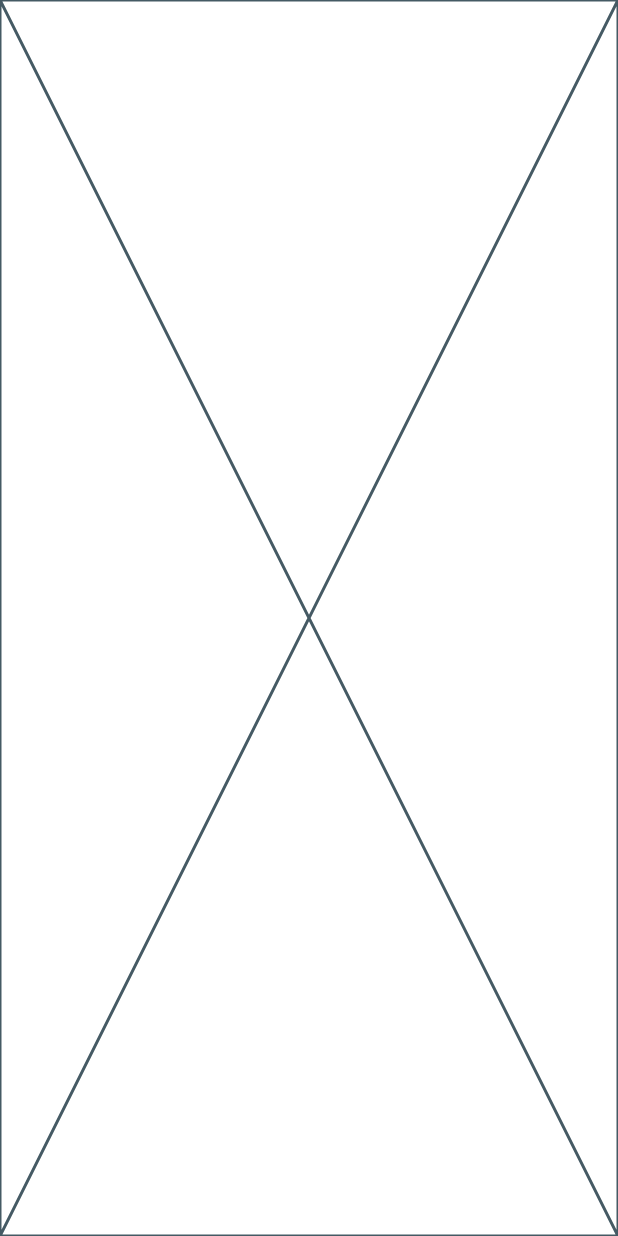
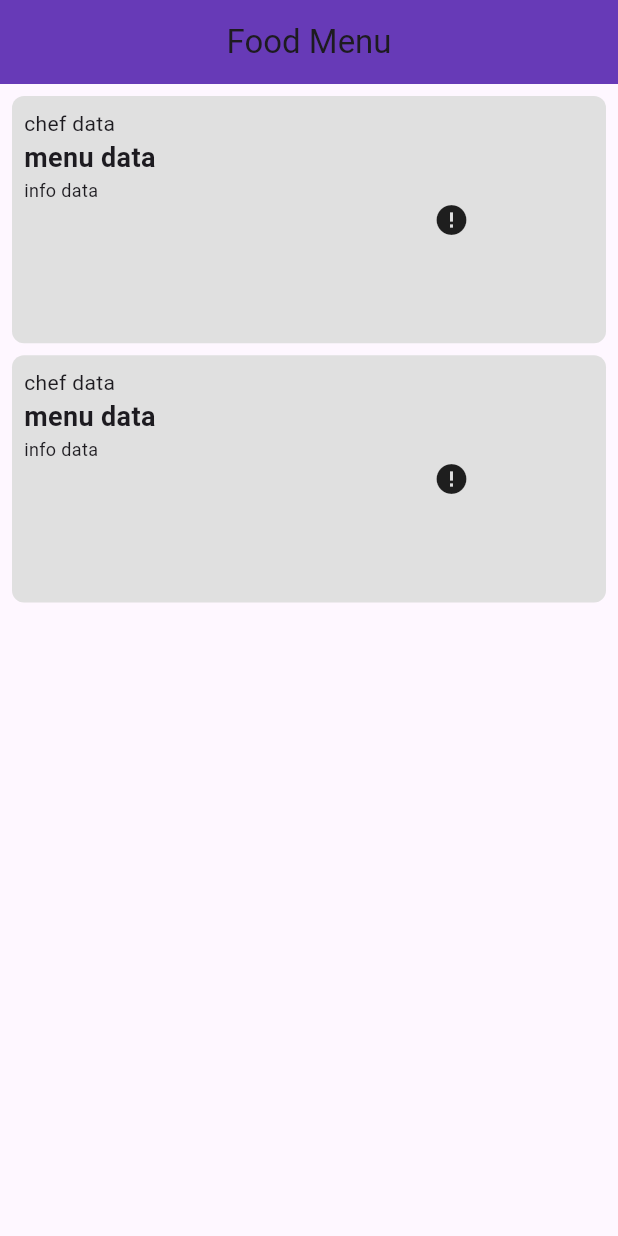
Before and after one commit to ParadornR/flutter_firebase_mini_project, a Flutter app: the screen it shows after launch, on a phone screen of 412 x 824 dp. Run offline on Flutter 3.47's test engine with Material 3 defaults, Android fonts, the phone set to English and light mode, and no system bars; network calls fail.

Commit message:
[mix]"create home page ui"

```diff
--- a/lib/app/ui/home.dart
+++ b/lib/app/ui/home.dart
@@ -10,6 +10,64 @@ class Home extends StatefulWidget {
 class _HomeState extends State<Home> {
   @override
   Widget build(BuildContext context) {
-    return const Placeholder();
+    return Scaffold(
+      appBar: AppBar(
+        title: Text("Food Menu"),
+        centerTitle: true,
+        backgroundColor: Colors.deepPurple,
+      ),
+      body: Padding(
+        padding: const EdgeInsets.all(8.0),
+        child: ListView.separated(
+          itemCount: 2,
+          separatorBuilder: (context, index) => SizedBox(height: 8),
+          itemBuilder: (context, index) {
+            return Container(
+              padding: EdgeInsets.all(8),
+              decoration: BoxDecoration(
+                color: Colors.grey.shade300,
+                borderRadius: BorderRadius.circular(8),
+              ),
+              height: MediaQuery.of(context).size.height * 0.2,
+              width: MediaQuery.of(context).size.width,
+              child: Row(
+                mainAxisAlignment: MainAxisAlignment.spaceBetween,
+                children: [
+                  Expanded(
+                    child: Column(
+                      crossAxisAlignment: CrossAxisAlignment.start,
+                      children: [
+                        Text('chef data', style: TextStyle(fontSize: 14)),
+                        Text(
+                          'menu data',
+                          style: TextStyle(
+                            fontSize: 18,
+                            fontWeight: FontWeight.bold,
+                          ),
+                        ),
+                        Text('info data', style: TextStyle(fontSize: 12)),
+                      ],
+                    ),
+                  ),
+                  Expanded(
+                    child: Image.network(
+                      'sdasa',
+                      fit: BoxFit.cover,
+                      loadingBuilder: (context, child, loadingProgress) {
+                        if (loadingProgress == null) return child;
+                        return CircularProgressIndicator();
+                      },
+                      errorBuilder: (context, error, stackTrace) {
+                        return Icon(Icons.error);
+                      },
+                    ),
+                  ),
+                ],
+              ),
+            );
+          },
+        ),
+      ),
+    );
   }
 }
```
